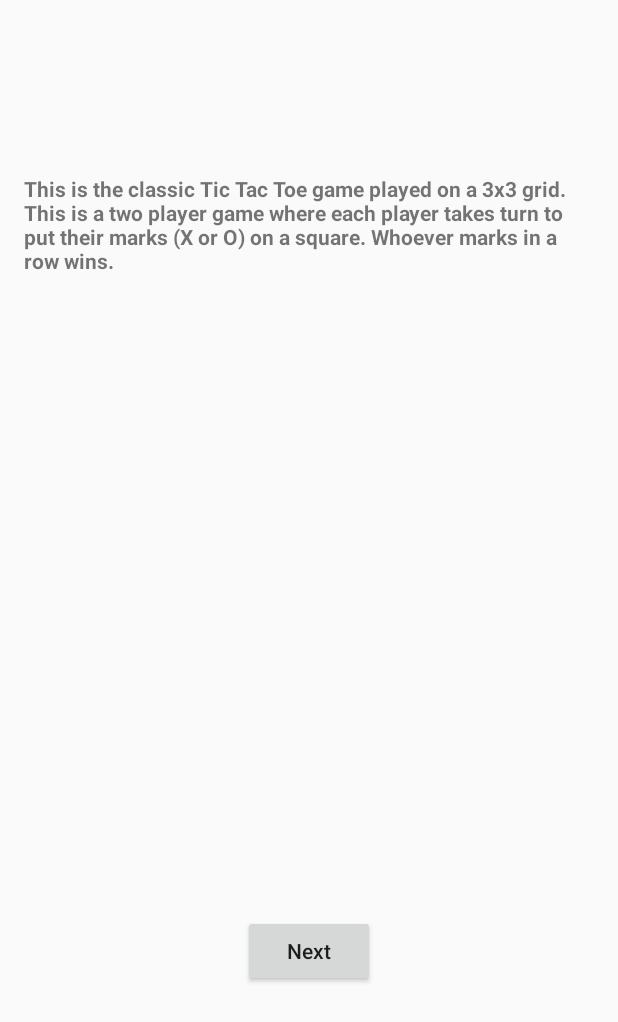
After one commit to cnguyen2049/TicTacToe, an Android app: the SecondActivity screen opened directly, with no data from a screen before it, on a phone screen of 412 x 824 dp. The commit adds this screen. Shown: the top 1022 px of the screen. Run offline under Robolectric (Android 15) with nearby library versions, the phone set to English and light mode, and no system bars.

Commit message:
added activity classes for new windows and buttons in xml files

```diff
--- a/app/src/main/AndroidManifest.xml
+++ b/app/src/main/AndroidManifest.xml
@@ -5,7 +5,6 @@
     <application
         android:allowBackup="true"
         android:icon="@mipmap/ic_launcher"
-        android:label="@string/app_name"
         android:theme="@style/AppTheme" >
         <activity
             android:name=".MainActivity"
@@ -16,6 +15,9 @@
                 <category android:name="android.intent.category.LAUNCHER" />
             </intent-filter>
         </activity>
+        <activity
+            android:name=".SecondActivity">
+        </activity>
     </application>
 
 </manifest>
--- /dev/null
+++ b/app/src/main/java/python490/tictactoe/SecondActivity.java
@@ -0,0 +1,17 @@
+package python490.tictactoe;
+
+import android.app.Activity;
+import android.os.Bundle;
+import android.view.View;
+import android.widget.TextView;
+
+/**
+ * Created by Alex on 4/16/2015.
+ */
+public class SecondActivity extends Activity{
+    @Override
+    public void onCreate(Bundle savedInstanceState) {
+        super.onCreate(savedInstanceState);
+        this.setContentView(R.layout.activity_howto);
+    }
+}
--- /dev/null
+++ b/app/src/main/res/layout/activity_howto.xml
@@ -0,0 +1,26 @@
+<RelativeLayout xmlns:android="http://schemas.android.com/apk/res/android"
+    xmlns:tools="http://schemas.android.com/tools" android:layout_width="match_parent"
+    android:layout_height="match_parent" android:paddingLeft="@dimen/activity_horizontal_margin"
+    android:paddingRight="@dimen/activity_horizontal_margin"
+    android:paddingTop="@dimen/activity_vertical_margin"
+    android:paddingBottom="@dimen/activity_vertical_margin" tools:context=".SecondActivity">
+
+    <Button
+        android:layout_width="wrap_content"
+        android:layout_height="wrap_content"
+        android:text="@string/next"
+        android:id="@+id/next"
+        android:textAllCaps="false"
+        android:layout_alignParentBottom="true"
+        android:layout_centerHorizontal="true"
+        android:layout_marginBottom="150dp" />
+
+    <TextView
+        android:text="@string/text1"
+        android:id="@+id/text1"
+        android:layout_width="wrap_content"
+        android:layout_height="wrap_content"
+        android:textStyle="bold"
+        android:layout_marginTop="100dp" />
+
+</RelativeLayout>
--- a/app/src/main/res/values/strings.xml
+++ b/app/src/main/res/values/strings.xml
@@ -1,6 +1,11 @@
 <resources>
     <string name="app_name">tictactoe</string>
-
-    <string name="hello_world">Hello world!</string>
+    <string name="how_to">How To?</string>
+    <string name="play">Play</string>
+    <string name="title">Play Tic Tac Toe</string>
+    <string name="next">Next</string>
     <string name="action_settings">Settings</string>
+    <string name="versus">Versus</string>
+    <string name="computer">Computer</string>
+    <string name="text1">This is the classic Tic Tac Toe game played on a 3x3 grid. This is a two player game where each player takes turn to put their marks (X or O) on a square. Whoever marks in a row wins.</string>
 </resources>
```
Also changed, not shown: app/src/main/java/python490/tictactoe/MainActivity.java (+15 -1 lines), app/src/main/java/python490/tictactoe/PlayActivity.java (added, +9 -0 lines), app/src/main/res/layout/activity_main.xml (+6 -4 lines), app/src/main/res/layout/activity_play.xml (added, +30 -0 lines), build.gradle (line endings or trailing spaces), 2 other files.
